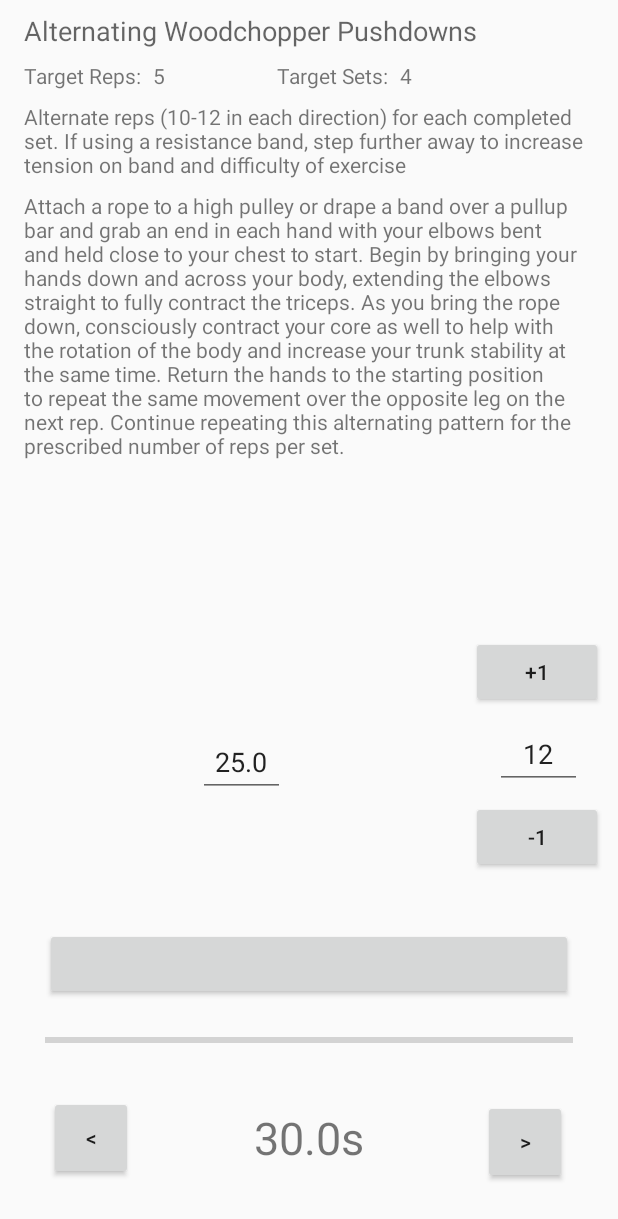
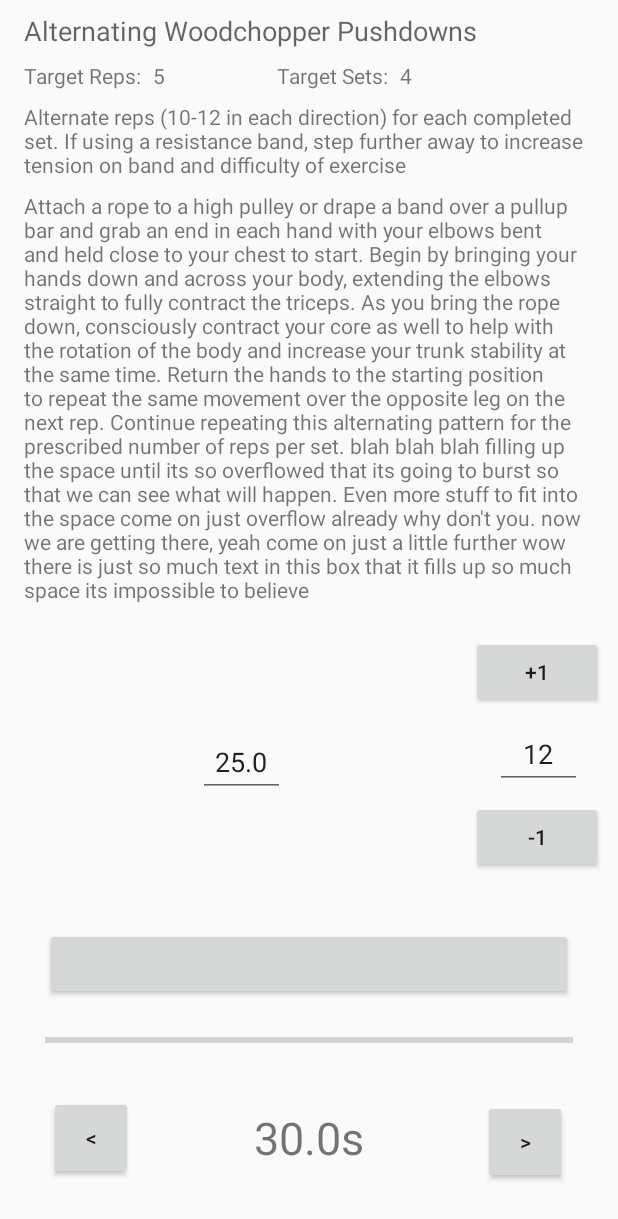
Before and after one commit to jeubank12/refitted, an Android app: the layout activity_exercise_detail_view.xml on its own in the app's theme, with its tools: preview values and no code run, on a phone screen of 412 x 824 dp. Shown: the top 1219 px of the screen. Run offline under Robolectric (Android 15) with nearby library versions, the phone set to English and light mode, and no system bars.

Commit message:
add more text to force an overflow

```diff
--- a/app/src/main/res/layout/activity_exercise_detail_view.xml
+++ b/app/src/main/res/layout/activity_exercise_detail_view.xml
@@ -248,7 +248,7 @@
                     app:layout_constraintHorizontal_bias="1.0"
                     app:layout_constraintStart_toStartOf="@+id/exerciseNotesView"
                     app:layout_constraintTop_toBottomOf="@+id/exerciseNotesView"
-                    tools:text="Attach a rope to a high pulley or drape a band over a pullup bar and grab an end in each hand with your elbows bent and held close to your chest to start. Begin by bringing your hands down and across your body, extending the elbows straight to fully contract the triceps. As you bring the rope down, consciously contract your core as well to help with the rotation of the body and increase your trunk stability at the same time. Return the hands to the starting position to repeat the same movement over the opposite leg on the next rep. Continue repeating this alternating pattern for the prescribed number of reps per set." />
+                    tools:text="Attach a rope to a high pulley or drape a band over a pullup bar and grab an end in each hand with your elbows bent and held close to your chest to start. Begin by bringing your hands down and across your body, extending the elbows straight to fully contract the triceps. As you bring the rope down, consciously contract your core as well to help with the rotation of the body and increase your trunk stability at the same time. Return the hands to the starting position to repeat the same movement over the opposite leg on the next rep. Continue repeating this alternating pattern for the prescribed number of reps per set. blah blah blah filling up the space until its so overflowed that its going to burst so that we can see what will happen. Even more stuff to fit into the space come on just overflow already why don't you. now we are getting there, yeah come on just a little further wow there is just so much text in this box that it fills up so much space its impossible to believe" />
 
                 <TextView
                     android:id="@+id/exerciseNotesView"
```
